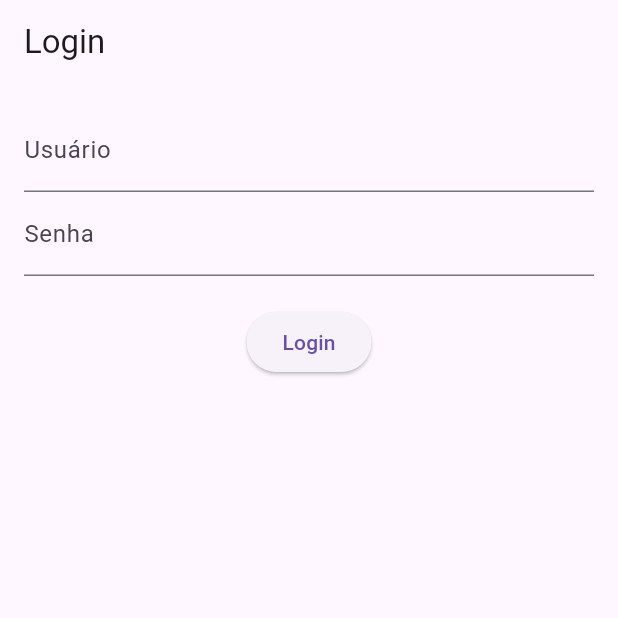
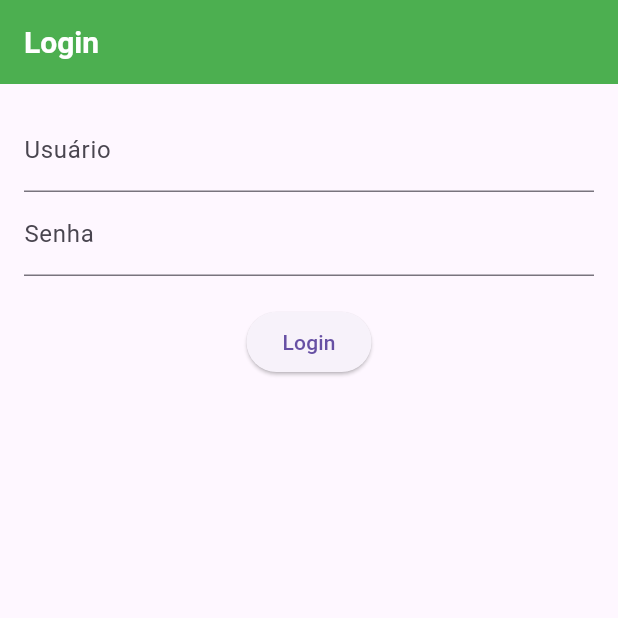
Before and after one commit to robersonjfa/contactlink, a Flutter app: the screen it shows after launch, on a phone screen of 412 x 824 dp, the top half of it. Run offline on Flutter 3.47's test engine with Material 3 defaults, Android fonts, the phone set to English and light mode, and no system bars; our stand-ins replace camera, equatable, flutter_bloc, shared_preferences, sqflite; accounts and stored records are empty.

Commit message:
Ajustes da última aula - webconferência 3

```diff
--- a/lib/main.dart
+++ b/lib/main.dart
@@ -1,24 +1,36 @@
+import 'package:contactlink/routes.dart';
+import 'package:contactlink/theme_manager.dart';
 import 'package:flutter/material.dart';
 import 'package:flutter_bloc/flutter_bloc.dart';
-import 'routes.dart';
-import 'bloc/auth_bloc.dart';
+import 'package:provider/provider.dart';
+import 'package:contactlink/bloc/auth_bloc.dart';
 
 void main() {
-  runApp(const MyApp());
+  runApp(MyApp());
 }
 
 class MyApp extends StatelessWidget {
-  const MyApp({super.key});
-
   @override
   Widget build(BuildContext context) {
-    return BlocProvider(
-      create: (context) => AuthBloc(),
-      child: MaterialApp(
-        title: 'Contact Link App',
-        theme: ThemeData(primarySwatch: Colors.blue),
-        initialRoute: AppRoutes.login,
-        routes: AppRoutes.define(),
+    return MultiBlocProvider(
+      providers: [
+        BlocProvider<AuthBloc>(
+          create: (context) => AuthBloc(), // Initialize your AuthBloc here
+        ),
+        // Add more BlocProviders for other blocs if needed
+      ],
+      child: ChangeNotifierProvider(
+        create: (_) => ThemeManager(),
+        child: Consumer<ThemeManager>(
+          builder: (context, themeManager, child) {
+            return MaterialApp(
+              title: 'ContactLink App',
+              theme: themeManager.themeData,
+              initialRoute: AppRoutes.splash,
+              routes: AppRoutes.define(),
+            );
+          },
+        ),
       ),
     );
   }
--- a/lib/routes.dart
+++ b/lib/routes.dart
@@ -1,18 +1,24 @@
 import 'package:contactlink/screens/about_screen.dart';
+import 'package:contactlink/screens/photo_capture_screen.dart';
+import 'package:contactlink/screens/splash_screen.dart';
 import 'package:flutter/material.dart';
 import 'screens/login_screen.dart';
 import 'screens/home_screen.dart';
 
 class AppRoutes {
-  static const String login = '/';
+  static const String splash = '/';
+  static const String login = '/login';
   static const String home = '/home';
   static const String about = '/about';
+  static const String photoCapture = '/photoCapture';
 
   static Map<String, WidgetBuilder> define() {
     return {
+      splash: (context) => SplashScreen(),
       login: (context) => const LoginScreen(),
       home: (context) => const HomeScreen(),
       about: (context) => const AboutScreen(),
+      photoCapture: (context) => const PhotoCaptureScreen(),
     };
   }
 }
--- a/lib/screens/about_screen.dart
+++ b/lib/screens/about_screen.dart
@@ -1,5 +1,4 @@
 import 'package:flutter/material.dart';
-import 'package:flutter/widgets.dart';
 
 class AboutScreen extends StatefulWidget {
   const AboutScreen({super.key});
@@ -23,8 +22,8 @@
           )
         ],
       ),
-      body: Column(
-        children: [const Text('Roberson Alves')],
+      body: const Column(
+        children: [Text('Roberson Alves')],
       ),
     );
   }
--- /dev/null
+++ b/lib/theme_manager.dart
@@ -0,0 +1,27 @@
+import 'package:flutter/material.dart';
+import 'package:shared_preferences/shared_preferences.dart';
+import 'themes.dart';
+
+class ThemeManager with ChangeNotifier {
+  static const String _themeKey = 'theme_key';
+  bool _isGreenTheme = true;
+
+  ThemeData get themeData => _isGreenTheme ? greenTheme : blueTheme;
+
+  ThemeManager() {
+    _loadTheme();
+  }
+
+  void _loadTheme() async {
+    SharedPreferences prefs = await SharedPreferences.getInstance();
+    _isGreenTheme = prefs.getBool(_themeKey) ?? true;
+    notifyListeners();
+  }
+
+  void toggleTheme() async {
+    SharedPreferences prefs = await SharedPreferences.getInstance();
+    _isGreenTheme = !_isGreenTheme;
+    prefs.setBool(_themeKey, _isGreenTheme);
+    notifyListeners();
+  }
+}
--- /dev/null
+++ b/lib/themes.dart
@@ -0,0 +1,43 @@
+import 'package:flutter/material.dart';
+
+final ThemeData greenTheme = ThemeData(
+  primarySwatch: Colors.green,
+  brightness: Brightness.light,
+  appBarTheme: const AppBarTheme(
+    backgroundColor: Colors.green,
+    titleTextStyle: TextStyle(
+      color: Colors.white,
+      fontSize: 20,
+      fontWeight: FontWeight.bold,
+    ),
+    iconTheme: IconThemeData(color: Colors.white),
+  ),
+  buttonTheme: const ButtonThemeData(
+    buttonColor: Colors.green,
+    textTheme: ButtonTextTheme.primary,
+  ),
+  floatingActionButtonTheme: const FloatingActionButtonThemeData(
+    backgroundColor: Colors.green,
+  ),
+);
+
+final ThemeData blueTheme = ThemeData(
+  primarySwatch: Colors.blue,
+  brightness: Brightness.light,
+  appBarTheme: const AppBarTheme(
+    backgroundColor: Colors.blue,
+    titleTextStyle: TextStyle(
+      color: Colors.white,
+      fontSize: 20,
+      fontWeight: FontWeight.bold,
+    ),
+    iconTheme: IconThemeData(color: Colors.white),
+  ),
+  buttonTheme: const ButtonThemeData(
+    buttonColor: Colors.blue,
+    textTheme: ButtonTextTheme.primary,
+  ),
+  floatingActionButtonTheme: const FloatingActionButtonThemeData(
+    backgroundColor: Colors.blue,
+  ),
+);
--- a/pubspec.yaml
+++ b/pubspec.yaml
@@ -42,6 +42,8 @@
   camera:
   flutter_bloc:
   equatable:
+  shared_preferences:
+  provider:
 
 dev_dependencies:
   flutter_test:
```
Also changed, not shown: lib/models/contact.dart (+9 -0 lines), lib/screens/home_screen.dart (+66 -26 lines), lib/screens/photo_capture_screen.dart (added, +66 -0 lines), lib/screens/splash_screen.dart (added, +61 -0 lines), lib/services/database_helper.dart (+20 -10 lines), lib/widgets/contact_item.dart (added, +42 -0 lines), pubspec.lock, 6 other files.
